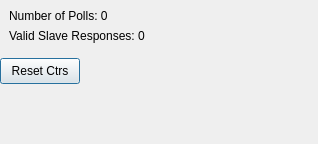
The window that omodscan/controls/statisticwidget.ui (sanny32/OpenModScan) describes before a commit, drawn with Qt 5.
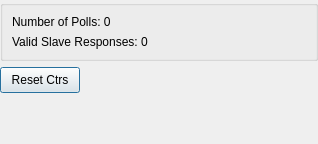
The same window after the commit. Custom widgets are drawn as their Qt base class.

Commit message: Correct ui view

What changed in the file:
```diff
--- a/omodscan/controls/statisticwidget.ui
+++ b/omodscan/controls/statisticwidget.ui
@@ -24,7 +24,7 @@
     <number>0</number>
    </property>
    <item>
-    <widget class="CustomFrame" name="frame">
+    <widget class="QGroupBox" name="groupBox">
      <property name="sizePolicy">
       <sizepolicy hsizetype="Preferred" vsizetype="Preferred">
        <horstretch>0</horstretch>
@@ -37,15 +37,6 @@
        <height>0</height>
       </size>
      </property>
-     <property name="frameShape">
-      <enum>QFrame::NoFrame</enum>
-     </property>
-     <property name="frameShadow">
-      <enum>QFrame::Plain</enum>
-     </property>
-     <property name="lineWidth">
-      <number>1</number>
-     </property>
      <layout class="QVBoxLayout" name="verticalLayout">
       <item>
        <widget class="QLabel" name="labelNumberOfPolls">
@@ -101,14 +92,6 @@
    </item>
   </layout>
  </widget>
- <customwidgets>
-  <customwidget>
-   <class>CustomFrame</class>
-   <extends>QFrame</extends>
-   <header>customframe.h</header>
-   <container>1</container>
-  </customwidget>
- </customwidgets>
  <resources/>
  <connections/>
 </ui>
```
Left out of the diff: 5 changed lines with no effect on the pictures. The commit also changes 6 other files.
